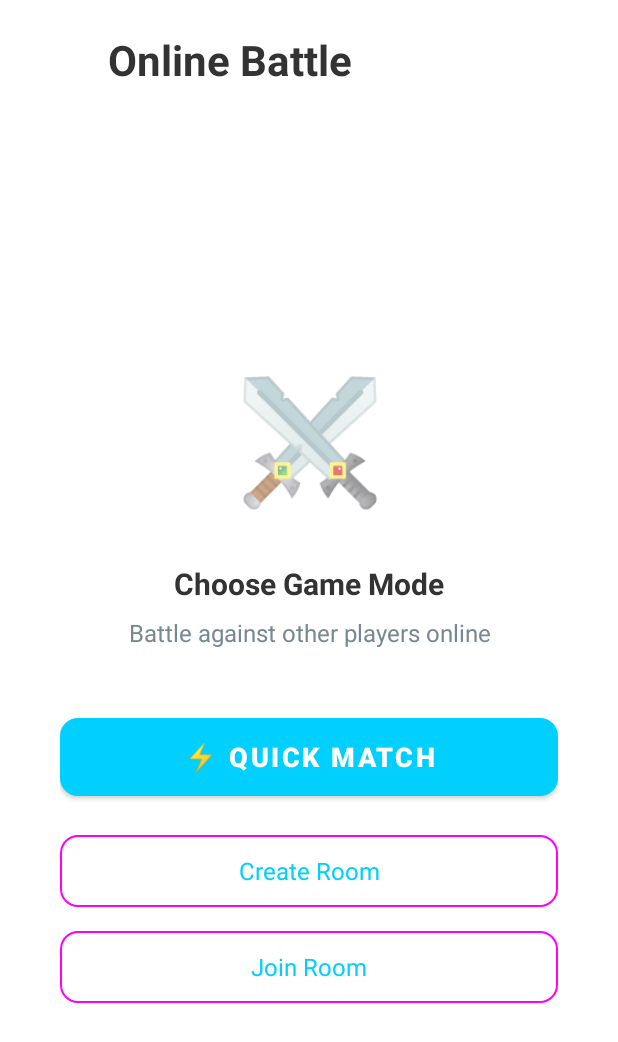
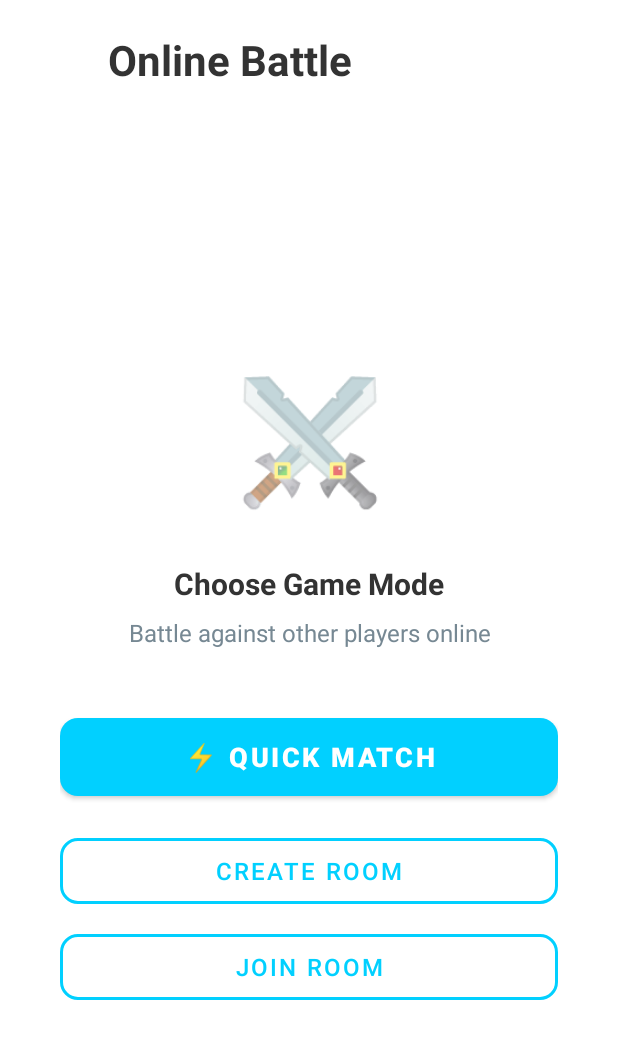
Before and after one commit to MythEclipse/QuizBattle, an Android app: the OnlineMenuActivity screen opened directly, with no data from a screen before it, on a phone screen of 412 x 824 dp. Shown: the top 1042 px of the screen. Run offline under Robolectric (Android 15) with nearby library versions, the light colour scheme and no system bars; 1 statement that could not run was skipped.

Commit message:
style: Replace Material3 outlined button style with custom QuizBattle style in layouts.

```diff
--- a/app/src/main/res/layout/activity_leaderboard.xml
+++ b/app/src/main/res/layout/activity_leaderboard.xml
@@ -39,7 +39,7 @@
             android:text="Global"
             android:textSize="12sp"
             app:cornerRadius="18dp"
-            style="@style/Widget.Material3.Button.OutlinedButton" />
+            style="@style/Widget.QuizBattle.Button.Outlined" />
     </LinearLayout>
 
     <!-- User Rank Card -->
--- a/app/src/main/res/layout/activity_online_menu.xml
+++ b/app/src/main/res/layout/activity_online_menu.xml
@@ -90,7 +90,7 @@
             android:text="Create Room"
             android:textSize="@dimen/text_size_medium"
             app:cornerRadius="12dp"
-            style="@style/Widget.Material3.Button.OutlinedButton" />
+            style="@style/Widget.QuizBattle.Button.Outlined" />
 
         <!-- Join Room Button -->
         <com.google.android.material.button.MaterialButton
@@ -101,7 +101,7 @@
             android:text="Join Room"
             android:textSize="@dimen/text_size_medium"
             app:cornerRadius="12dp"
-            style="@style/Widget.Material3.Button.OutlinedButton" />
+            style="@style/Widget.QuizBattle.Button.Outlined" />
 
     </LinearLayout>
 
--- a/app/src/main/res/layout/activity_profile.xml
+++ b/app/src/main/res/layout/activity_profile.xml
@@ -283,7 +283,7 @@
             android:text="Logout"
             android:textSize="@dimen/text_size_medium"
             app:cornerRadius="8dp"
-            style="@style/Widget.Material3.Button.OutlinedButton" />
+            style="@style/Widget.QuizBattle.Button.Outlined" />
 
         <!-- Progress Bar -->
         <ProgressBar
```
